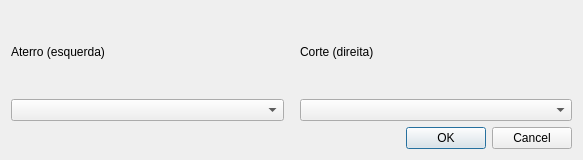
Old version of the form app/view/ui/setTransPtsIndexes.ui in the repository matheusfillipe/Topografia.
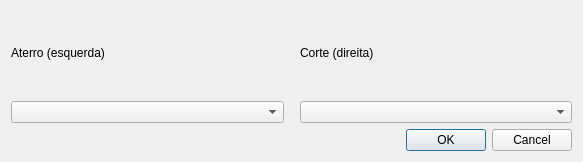
New version of the form.

```diff
--- a/app/view/ui/setTransPtsIndexes.ui
+++ b/app/view/ui/setTransPtsIndexes.ui
@@ -7,7 +7,7 @@
     <x>0</x>
     <y>0</y>
     <width>583</width>
-    <height>160</height>
+    <height>162</height>
    </rect>
   </property>
   <property name="windowTitle">
```
